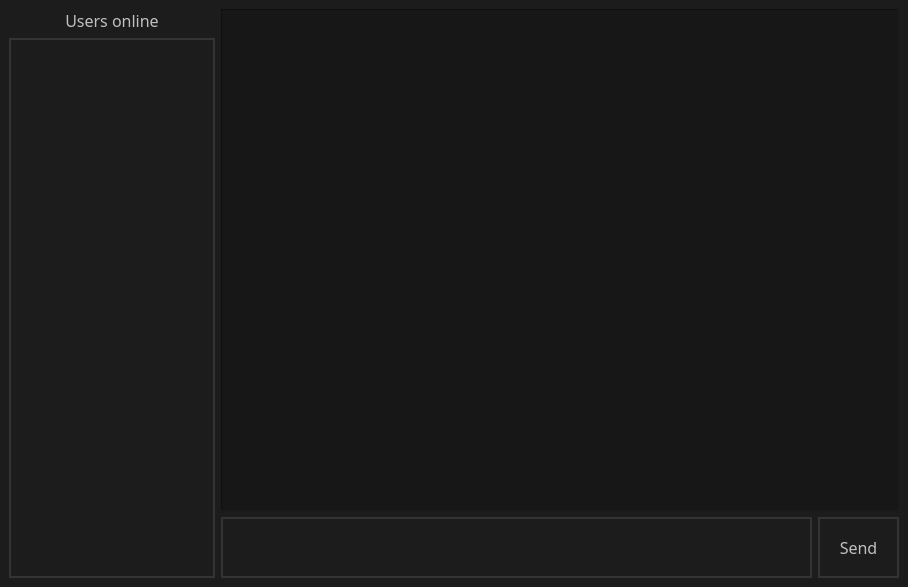
First picture: the form in Client/chatwidget.ui, repository vleliseev/Qt-Chat, before the edit.
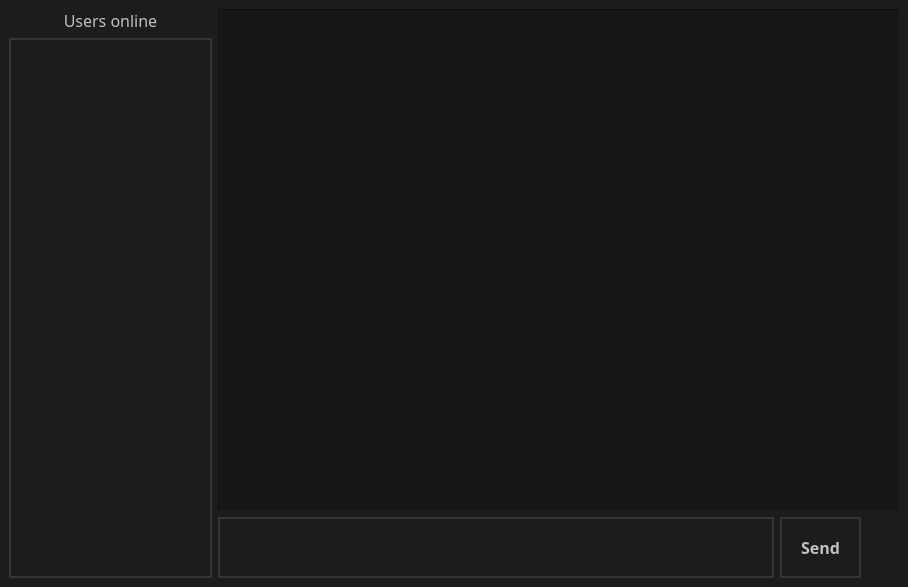
Second picture: the form after the edit. Icons and pictures are not drawn.

```diff
--- a/Client/chatwidget.ui
+++ b/Client/chatwidget.ui
@@ -103,7 +103,7 @@
           </property>
           <property name="minimumSize">
            <size>
-            <width>591</width>
+            <width>556</width>
             <height>61</height>
            </size>
           </property>
@@ -164,6 +164,8 @@
            <font>
             <family>Gadugi</family>
             <pointsize>12</pointsize>
+            <weight>75</weight>
+            <bold>true</bold>
            </font>
           </property>
           <property name="cursor">
@@ -188,6 +190,24 @@
           </property>
          </widget>
         </item>
+        <item>
+         <widget class="QPushButton" name="ImgButton">
+          <property name="styleSheet">
+           <string notr="true">QPushButton {
+image: url(&quot;:/Image/attach.png&quot;);
+background: none;
+outline:none;
+border:none;
+width: 32px;
+height: 48px;
+}
+</string>
+          </property>
+          <property name="text">
+           <string/>
+          </property>
+         </widget>
+        </item>
        </layout>
       </item>
      </layout>
```
Left out of the diff: 4 changed lines with no effect on the pictures.
